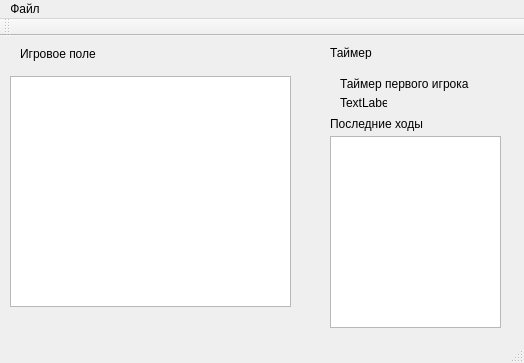
Qt form mainwindow.ui (levelp/Qt_Chess) before a commit.
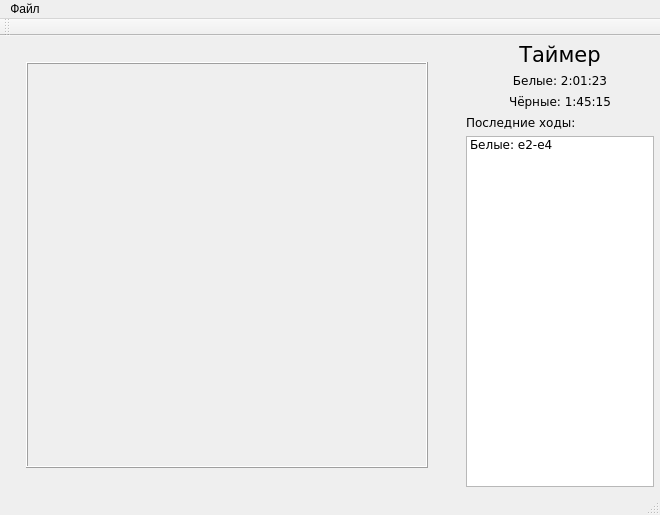
The same form after that commit.

Commit message: Прототип интерфейса - показывается шахматная доска

```diff
--- a/mainwindow.ui
+++ b/mainwindow.ui
@@ -6,106 +6,139 @@
    <rect>
     <x>0</x>
     <y>0</y>
-    <width>524</width>
-    <height>363</height>
+    <width>660</width>
+    <height>499</height>
    </rect>
   </property>
   <property name="windowTitle">
    <string>Шахматы</string>
   </property>
   <widget class="QWidget" name="centralWidget">
-   <widget class="QGraphicsView" name="graphicsView">
-    <property name="geometry">
-     <rect>
-      <x>10</x>
-      <y>40</y>
-      <width>281</width>
-      <height>231</height>
-     </rect>
+   <property name="font">
+    <font>
+     <family>Verdana</family>
+    </font>
+   </property>
+   <layout class="QHBoxLayout" name="horizontalLayout">
+    <property name="spacing">
+     <number>15</number>
     </property>
-   </widget>
-   <widget class="QLabel" name="label">
-    <property name="geometry">
-     <rect>
-      <x>20</x>
-      <y>10</y>
-      <width>81</width>
-      <height>16</height>
-     </rect>
+    <property name="leftMargin">
+     <number>6</number>
     </property>
-    <property name="text">
-     <string>Игровое поле</string>
+    <property name="topMargin">
+     <number>6</number>
     </property>
-   </widget>
-   <widget class="QListWidget" name="listWidget">
-    <property name="geometry">
-     <rect>
-      <x>330</x>
-      <y>100</y>
-      <width>171</width>
-      <height>192</height>
-     </rect>
+    <property name="rightMargin">
+     <number>6</number>
     </property>
-   </widget>
-   <widget class="QLabel" name="label_2">
-    <property name="geometry">
-     <rect>
-      <x>330</x>
-      <y>80</y>
-      <width>121</width>
-      <height>16</height>
-     </rect>
+    <property name="bottomMargin">
+     <number>6</number>
     </property>
-    <property name="text">
-     <string>Последние ходы</string>
-    </property>
-   </widget>
-   <widget class="QLabel" name="label_3">
-    <property name="geometry">
-     <rect>
-      <x>330</x>
-      <y>10</y>
-      <width>47</width>
-      <height>13</height>
-     </rect>
-    </property>
-    <property name="text">
-     <string>Таймер</string>
-    </property>
-   </widget>
-   <widget class="QLabel" name="label_4">
-    <property name="geometry">
-     <rect>
-      <x>340</x>
-      <y>40</y>
-      <width>141</width>
-      <height>16</height>
-     </rect>
-    </property>
-    <property name="text">
-     <string>Таймер первого игрока</string>
-    </property>
-   </widget>
-   <widget class="QLabel" name="label_5">
-    <property name="geometry">
-     <rect>
-      <x>340</x>
-      <y>60</y>
-      <width>47</width>
-      <height>13</height>
-     </rect>
-    </property>
-    <property name="text">
-     <string>TextLabel</string>
-    </property>
-   </widget>
+    <item>
+     <widget class="QWidget" name="chessBoard" native="true">
+      <property name="minimumSize">
+       <size>
+        <width>445</width>
+        <height>445</height>
+       </size>
+      </property>
+      <widget class="QFrame" name="board">
+       <property name="geometry">
+        <rect>
+         <x>20</x>
+         <y>20</y>
+         <width>402</width>
+         <height>406</height>
+        </rect>
+       </property>
+       <property name="minimumSize">
+        <size>
+         <width>402</width>
+         <height>402</height>
+        </size>
+       </property>
+       <property name="baseSize">
+        <size>
+         <width>402</width>
+         <height>400</height>
+        </size>
+       </property>
+       <property name="frameShape">
+        <enum>QFrame::Box</enum>
+       </property>
+       <property name="frameShadow">
+        <enum>QFrame::Raised</enum>
+       </property>
+      </widget>
+     </widget>
+    </item>
+    <item>
+     <layout class="QVBoxLayout" name="verticalLayout">
+      <item>
+       <widget class="QLabel" name="timerHeader">
+        <property name="font">
+         <font>
+          <family>Verdana</family>
+          <pointsize>16</pointsize>
+          <weight>50</weight>
+          <bold>false</bold>
+         </font>
+        </property>
+        <property name="text">
+         <string>Таймер</string>
+        </property>
+        <property name="alignment">
+         <set>Qt::AlignCenter</set>
+        </property>
+       </widget>
+      </item>
+      <item>
+       <widget class="QLabel" name="timerWhite">
+        <property name="text">
+         <string>Белые: 2:01:23</string>
+        </property>
+        <property name="alignment">
+         <set>Qt::AlignCenter</set>
+        </property>
+       </widget>
+      </item>
+      <item>
+       <widget class="QLabel" name="timerBlack">
+        <property name="text">
+         <string>Чёрные: 1:45:15</string>
+        </property>
+        <property name="alignment">
+         <set>Qt::AlignCenter</set>
+        </property>
+       </widget>
+      </item>
+      <item>
+       <widget class="QLabel" name="lastMovesLabel">
+        <property name="text">
+         <string>Последние ходы:</string>
+        </property>
+       </widget>
+      </item>
+      <item>
+       <widget class="QListWidget" name="lastMoves">
+        <item>
+         <property name="text">
+          <string>Белые: e2-e4</string>
+         </property>
+        </item>
+       </widget>
+      </item>
+     </layout>
+    </item>
+   </layout>
   </widget>
   <widget class="QMenuBar" name="menuBar">
    <property name="geometry">
     <rect>
      <x>0</x>
      <y>0</y>
-     <width>524</width>
+     <width>660</width>
      <height>21</height>
     </rect>
    </property>
```
The commit also changes 2 other files.
